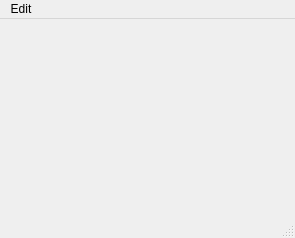
Old version of the form src/main.ui in the repository kmnhan/1KARPES_DAQ.
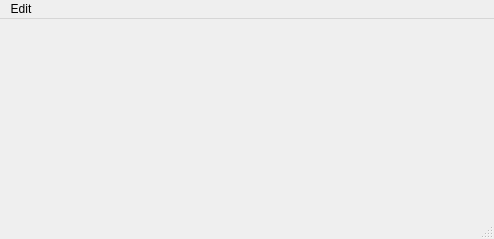
New version of the form.

Commit message: feat: improve main widget layout

Patch:
```diff
--- a/src/main.ui
+++ b/src/main.ui
@@ -6,10 +6,15 @@
    <rect>
     <x>0</x>
     <y>0</y>
-    <width>295</width>
-    <height>238</height>
+    <width>494</width>
+    <height>239</height>
    </rect>
   </property>
+  <property name="font">
+   <font>
+    <family>Arial</family>
+   </font>
+  </property>
   <property name="windowTitle">
    <string>MainWindow</string>
   </property>
@@ -21,8 +26,8 @@
     <rect>
      <x>0</x>
      <y>0</y>
-     <width>295</width>
-     <height>21</height>
+     <width>494</width>
+     <height>23</height>
     </rect>
    </property>
    <widget class="QMenu" name="menuEdit">
```
The commit also changes 4 other files.
